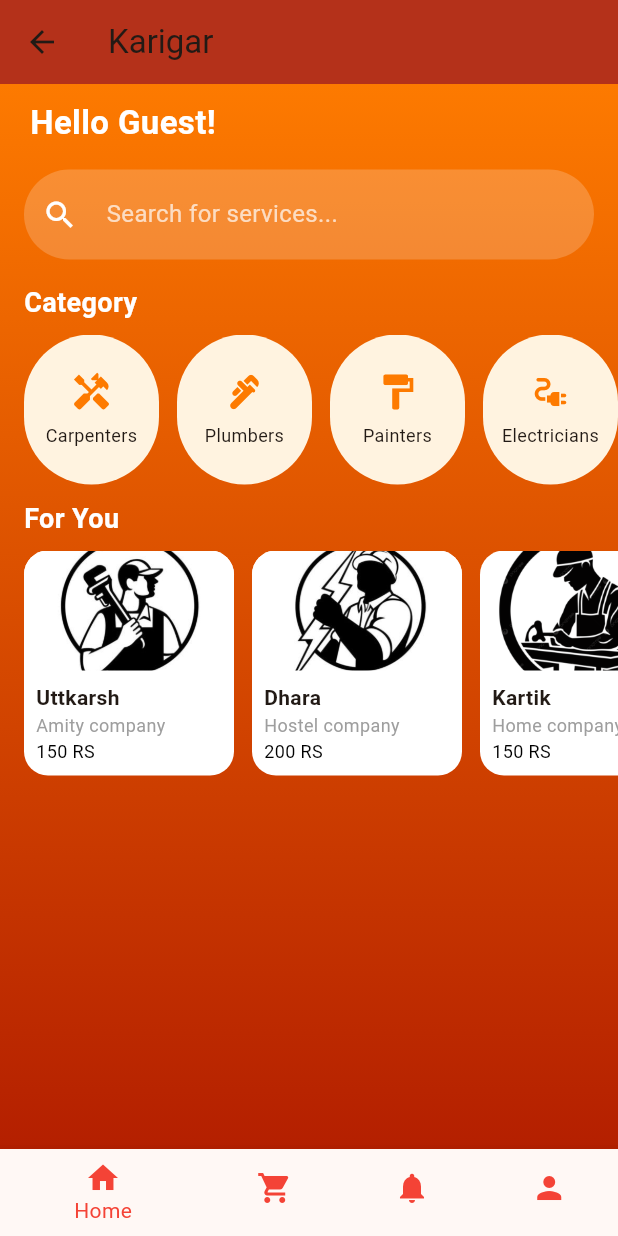
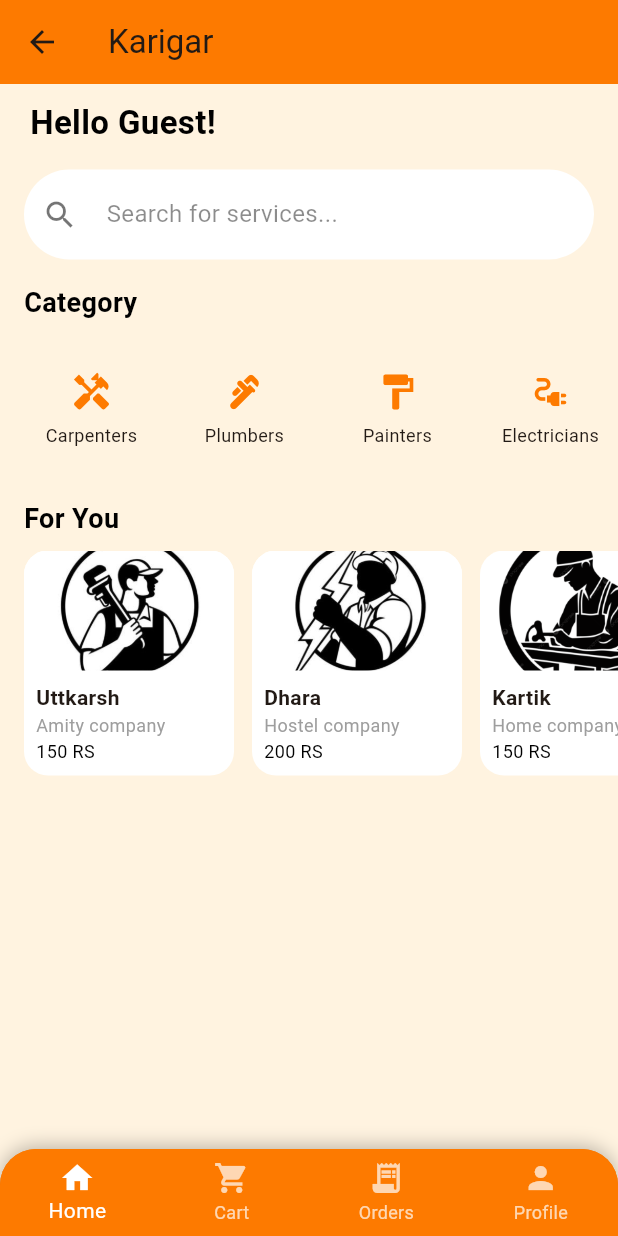
Before and after one commit to nishj347/karigar-frontend, a Flutter app: the HomePageWidget screen opened by its route, on a phone screen of 412 x 824 dp. Run offline on Flutter 3.47's test engine with Material 3 defaults, Android fonts, the light colour scheme and no system bars; drawn by our look-alikes of animated_text_kit; our stand-ins replace google_fonts.

```diff
--- a/lib/pages/home_page.dart
+++ b/lib/pages/home_page.dart
@@ -3,6 +3,9 @@ import 'package:animated_text_kit/animated_text_kit.dart';
 import 'package:karigar/pages/cart_page.dart';
 import 'package:karigar/pages/orders_page.dart';
 import 'package:karigar/pages/subcategory/electrician_subcategory.dart';
+
+const primaryColor = Color(0xFFFD7A00);
+const backgroundColor = Color(0xFFFFF3E0);
 
 class HomePageWidget extends StatefulWidget {
   const HomePageWidget({super.key});
@@ -44,20 +47,13 @@ class _HomePageWidgetState extends State<HomePageWidget> {
   @override
   Widget build(BuildContext context) {
     return Scaffold(
-      backgroundColor: Colors.transparent,
+      backgroundColor: backgroundColor,
       appBar: AppBar(
         title: const Text("Karigar"),
-        backgroundColor: const Color(0xFFB4311A),
-
+        backgroundColor: primaryColor,
       ),
       body: Container(
-        decoration: const BoxDecoration(
-          gradient: LinearGradient(
-            colors: [Color(0xFFFD7A00), Color(0xFFB41F00)],
-            begin: Alignment.topCenter,
-            end: Alignment.bottomCenter,
-          ),
-        ),
+        color: backgroundColor,
         child: SafeArea(
           child: Column(
             crossAxisAlignment: CrossAxisAlignment.start,
@@ -66,7 +62,7 @@ class _HomePageWidgetState extends State<HomePageWidget> {
                 padding: EdgeInsets.only(left: 20.0, top: 10),
                 child: Text(
                   "Hello Guest!",
-                  style: TextStyle(fontSize: 22, color: Colors.white, fontWeight: FontWeight.bold),
+                  style: TextStyle(fontSize: 22, color: Colors.black, fontWeight: FontWeight.bold),
                 ),
               ),
               Padding(
@@ -75,9 +71,9 @@ class _HomePageWidgetState extends State<HomePageWidget> {
                   children: [
                     TextFormField(
                       decoration: InputDecoration(
-                        prefixIcon: const Icon(Icons.search, color: Colors.white),
+                        prefixIcon: const Icon(Icons.search, color: Colors.black54),
                         filled: true,
-                        fillColor: Colors.white.withOpacity(0.2),
+                        fillColor: Colors.white,
                         contentPadding: const EdgeInsets.symmetric(horizontal: 20, vertical: 18),
                         border: OutlineInputBorder(
                           borderRadius: BorderRadius.circular(30),
@@ -85,7 +81,7 @@ class _HomePageWidgetState extends State<HomePageWidget> {
                         ),
                         hintText: '',
                       ),
-                      style: const TextStyle(color: Colors.white),
+                      style: const TextStyle(color: Colors.black),
                     ),
                     Positioned(
                       left: 55,
@@ -97,7 +93,7 @@ class _HomePageWidgetState extends State<HomePageWidget> {
                             TypewriterAnimatedText(
                               'Search for services...',
                               textStyle: const TextStyle(
-                                color: Colors.white70,
+                                color: Colors.black45,
                                 fontSize: 16,
                               ),
                               speed: const Duration(milliseconds: 100),
@@ -117,7 +113,7 @@ class _HomePageWidgetState extends State<HomePageWidget> {
                 padding: EdgeInsets.symmetric(horizontal: 16),
                 child: Text(
                   "Category",
-                  style: TextStyle(fontSize: 18, fontWeight: FontWeight.bold, color: Colors.white),
+                  style: TextStyle(fontSize: 18, fontWeight: FontWeight.bold, color: Colors.black),
                 ),
               ),
               const SizedBox(height: 8),
@@ -139,7 +135,7 @@ class _HomePageWidgetState extends State<HomePageWidget> {
                 padding: EdgeInsets.symmetric(horizontal: 16),
                 child: Text(
                   "For You",
-                  style: TextStyle(fontSize: 18, fontWeight: FontWeight.bold, color: Colors.white),
+                  style: TextStyle(fontSize: 18, fontWeight: FontWeight.bold, color: Colors.black),
                 ),
               ),
               const SizedBox(height: 8),
@@ -159,11 +155,32 @@ class _HomePageWidgetState extends State<HomePageWidget> {
           ),
         ),
       ),
-      bottomNavigationBar: BottomNavigationBar(
-        backgroundColor: const Color(0xFFB4311A),
+      bottomNavigationBar: Container(
+        decoration: const BoxDecoration(
+          color: primaryColor,
+          borderRadius: BorderRadius.only(
+            topLeft: Radius.circular(24),
+            topRight: Radius.circular(24),
+          ),
+          boxShadow: [
+            BoxShadow(
+              color: Colors.black26,
+              blurRadius: 10,
+              offset: Offset(0, -2),
+            )
+          ],
+        ),
+        child: ClipRRect(
+          borderRadius: const BorderRadius.only(
+            topLeft: Radius.circular(24),
+            topRight: Radius.circular(24),
+          ),
+          child: BottomNavigationBar(
+            backgroundColor: primaryColor,
+            type: BottomNavigationBarType.fixed,
+            selectedItemColor: Colors.white,
+            unselectedItemColor: Colors.white70,
             currentIndex: 0,
-        selectedItemColor: Colors.red,
-        unselectedItemColor: Colors.red,
             onTap: (index) {
               if (index == 1) {
                 Navigator.push(
@@ -179,14 +196,16 @@ class _HomePageWidgetState extends State<HomePageWidget> {
                 Navigator.pushNamed(context, '/profile');
               }
             },
-
             items: const [
               BottomNavigationBarItem(icon: Icon(Icons.home), label: 'Home'),
               BottomNavigationBarItem(icon: Icon(Icons.shopping_cart), label: 'Cart'),
-          BottomNavigationBarItem(icon: Icon(Icons.notifications), label: 'Alerts'),
+              BottomNavigationBarItem(icon: Icon(Icons.receipt_long), label: 'Orders'),
               BottomNavigationBarItem(icon: Icon(Icons.person), label: 'Profile'),
             ],
           ),
+        ),
+      ),
+
     );
   }
 
@@ -197,14 +216,14 @@ class _HomePageWidgetState extends State<HomePageWidget> {
         width: 90,
         margin: const EdgeInsets.only(right: 12),
         decoration: BoxDecoration(
-          color: const Color(0xFFFFF3E0),
+          color: backgroundColor,
           borderRadius: BorderRadius.circular(50),
         ),
         padding: const EdgeInsets.all(12),
         child: Column(
           mainAxisAlignment: MainAxisAlignment.center,
           children: [
-            Icon(icon, size: 28, color: const Color(0xFFFD7A00)),
+            Icon(icon, size: 28, color: primaryColor),
             const SizedBox(height: 6),
             Text(title, textAlign: TextAlign.center, style: const TextStyle(fontSize: 12)),
           ],
```
Also changed, not shown: lib/pages/profile/profile_page.dart (+40 -4 lines), 803 other files. Lines whose indentation alone changed are shown as unchanged.
